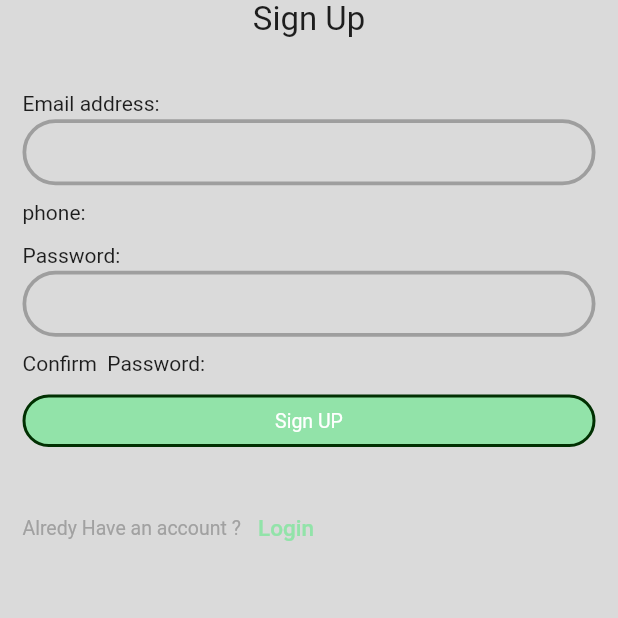
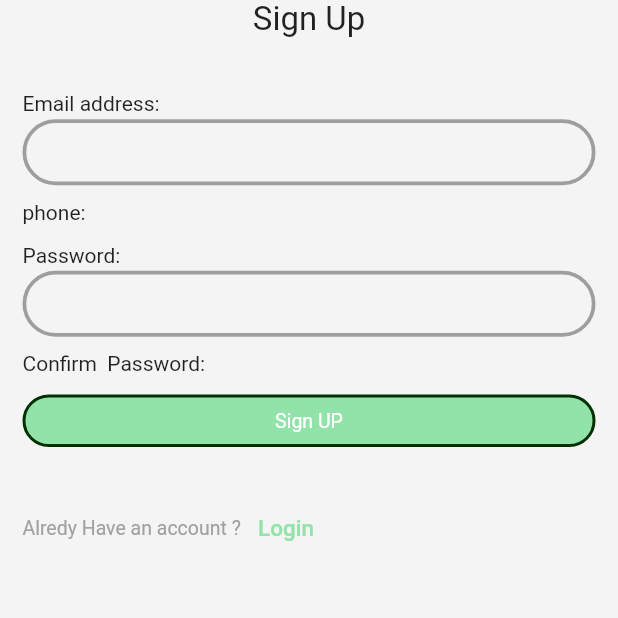
Before and after one commit to Mohamed-Ash/fashion_style, a Flutter app: the screen it shows after launch, after a tap on "Sign UP", on a phone screen of 412 x 824 dp, the top half of it. Run offline on Flutter 3.47's test engine with Material 2 defaults, Android fonts, the phone set to English and light mode, and no system bars; our stand-ins replace carousel_slider, firebase_auth, firebase_core, flutter_bloc; accounts and stored records are empty.

Commit message:
Update colors_theme.dart

```diff
--- a/lib/core/theme/colors/colors_theme.dart
+++ b/lib/core/theme/colors/colors_theme.dart
@@ -3,9 +3,12 @@ import 'package:flutter/material.dart';
 
 class ColorsTheme{
   static Color wight = const Color(0xffFFFFFF);
+  static Color black = const Color(0xff000000);
   static Color primary = const Color(0xff92FFA9);
+  static Color iconUnselect = const Color(0xff77D18B);
   static Color green = const Color(0xff035304);
-  static Color backgaroundPage = const Color(0xffDADADA);
+  static Color dividerColor = const Color(0xff68C46B);
+  static Color backgaroundPage = const Color(0xffF5F4F4);
   static Color backgaround = const Color(0xffDAD9CA);
   static Color gray = const Color(0xffA1A1A1);
   static Color salseColor = const Color(0xffECEBEB);
```
